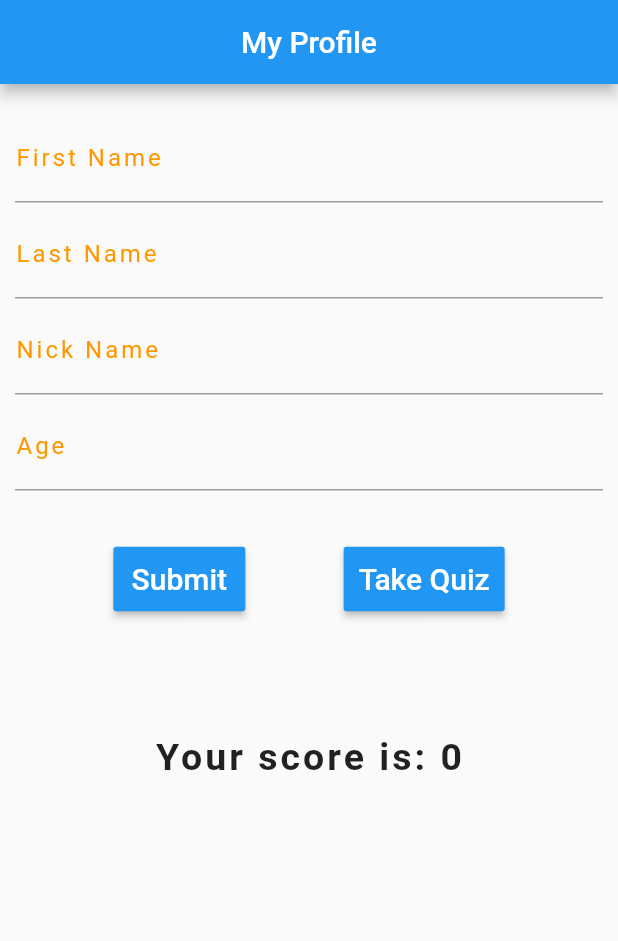
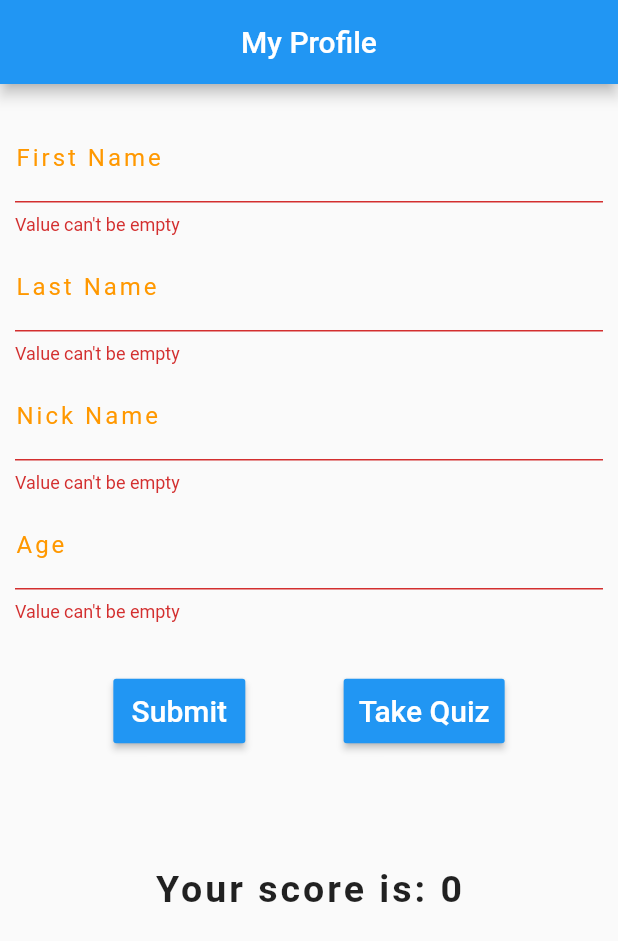
Before and after one commit to dhvaneshshah97/Quiz_App_Flutter, a Flutter app: the screen it shows after launch, after a tap on "Submit", on a phone screen of 412 x 824 dp. Shown: the top 941 px of the screen. Run offline on Flutter 3.47's test engine with Material 2 defaults, Android fonts, the phone set to English and light mode, and no system bars; our stand-ins replace flutter_spinkit.

```diff
--- a/lib/home.dart
+++ b/lib/home.dart
@@ -11,8 +11,9 @@ class _HomePageState extends State<HomePage> {
   final lastnameController = TextEditingController();
   final nicknameController = TextEditingController();
   final ageController = TextEditingController();
+  int score = 0;
 
-  int score = 0;
+  final _formKey = GlobalKey<FormState>();
 
   _navigateAndDisplayScore(BuildContext context) async {
     int returnedScore = await Navigator.push(
@@ -41,7 +42,13 @@ class _HomePageState extends State<HomePage> {
           padding: EdgeInsets.fromLTRB(10.0, 20.0, 10.0, 0.0),
           child: Column(
             children: [
-              TextField(
+              Form(
+                key: _formKey,
+                child: Column(
+                  children: [
+                    TextFormField(
+                      validator: (value) =>
+                          value.isEmpty ? 'Value can\'t be empty' : null,
                       controller: firstnameController,
                       decoration: InputDecoration(
                           labelText: 'First Name',
@@ -55,7 +62,9 @@ class _HomePageState extends State<HomePage> {
                     SizedBox(
                       height: 5.0,
                     ),
-              TextField(
+                    TextFormField(
+                      validator: (value) =>
+                          value.isEmpty ? 'Value can\'t be empty' : null,
                       controller: lastnameController,
                       decoration: InputDecoration(
                           labelText: 'Last Name',
@@ -69,7 +78,9 @@ class _HomePageState extends State<HomePage> {
                     SizedBox(
                       height: 5.0,
                     ),
-              TextField(
+                    TextFormField(
+                      validator: (value) =>
+                          value.isEmpty ? 'Value can\'t be empty' : null,
                       controller: nicknameController,
                       decoration: InputDecoration(
                           labelText: 'Nick Name',
@@ -86,7 +97,9 @@ class _HomePageState extends State<HomePage> {
                     SizedBox(
                       height: 5.0,
                     ),
-              TextField(
+                    TextFormField(
+                      validator: (value) =>
+                          value.isEmpty ? 'Value can\'t be empty' : null,
                       controller: ageController,
                       decoration: InputDecoration(
                           labelText: 'Age',
@@ -103,11 +116,18 @@ class _HomePageState extends State<HomePage> {
                     SizedBox(
                       height: 35.0,
                     ),
+                  ],
+                ),
+              ),
               Row(
                 mainAxisAlignment: MainAxisAlignment.spaceEvenly,
                 children: [
                   RaisedButton(
-                    onPressed: () {},
+                    onPressed: () {
+                      if (_formKey.currentState.validate()) {
+                        print("valid form");
+                      }
+                    },
                     textColor: Colors.white,
                     color: Colors.blue,
                     child: Text(
```
Lines whose indentation alone changed are shown as unchanged.
